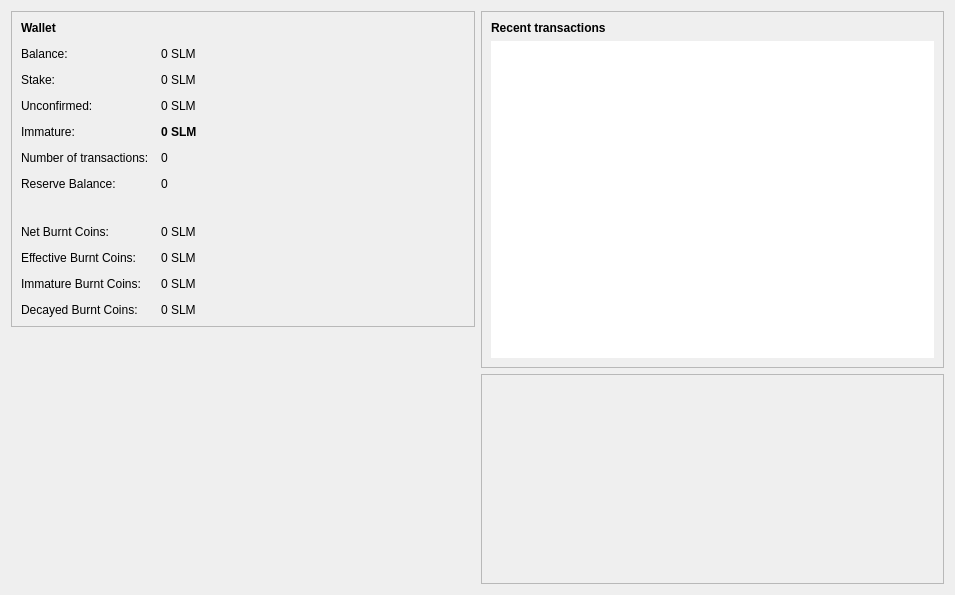
The window that src/qt/forms/overviewpage.ui (slimcoin-project/Slimcoin) describes before a commit, drawn with Qt 5.
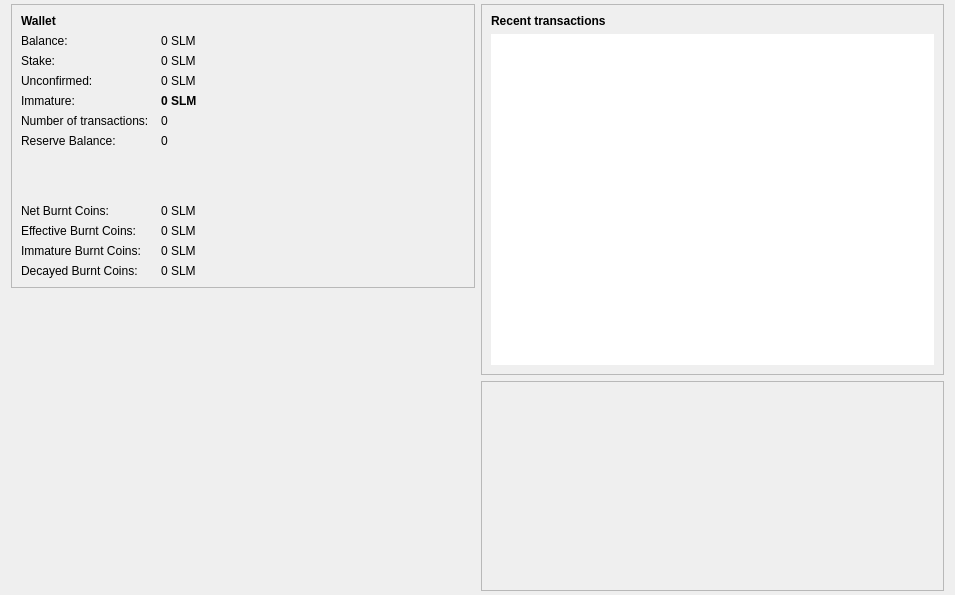
The same window after the commit. Icons and pictures are not drawn. Custom widgets are drawn as their Qt base class.

Commit message: Shrink overview to render fully on smaller screens.

Patch:
```diff
--- a/src/qt/forms/overviewpage.ui
+++ b/src/qt/forms/overviewpage.ui
@@ -14,6 +14,12 @@
    <string>Form</string>
   </property>
   <layout class="QHBoxLayout" name="horizontalLayout" stretch="1,1">
+   <property name="topMargin">
+    <number>4</number>
+   </property>
+   <property name="bottomMargin">
+    <number>4</number>
+   </property>
    <item>
     <layout class="QVBoxLayout" name="verticalLayout_2">
      <item>
@@ -32,7 +38,7 @@
          <number>12</number>
         </property>
         <property name="verticalSpacing">
-         <number>12</number>
+         <number>6</number>
         </property>
         <item row="1" column="0">
          <widget class="QLabel" name="label_5">
@@ -254,7 +260,7 @@
        <property name="sizeHint" stdset="0">
         <size>
          <width>20</width>
-         <height>40</height>
+         <height>10</height>
         </size>
        </property>
       </spacer>
```
Left out of the diff: 3 changed lines with no effect on the pictures. The commit also changes 2 other files.
